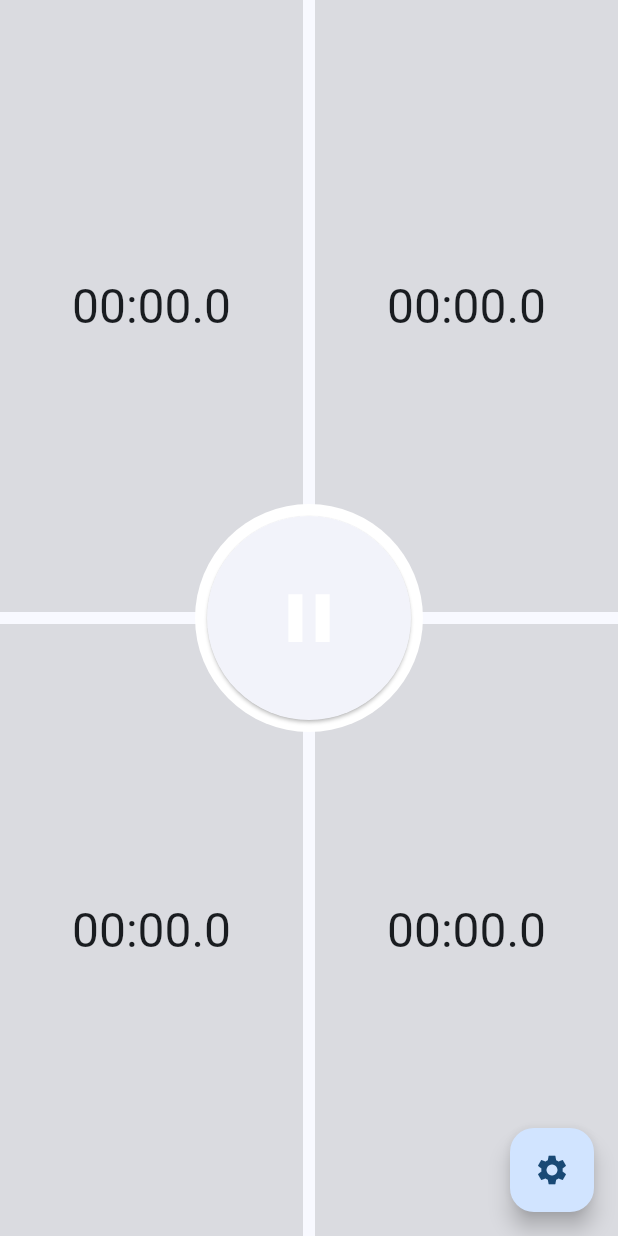
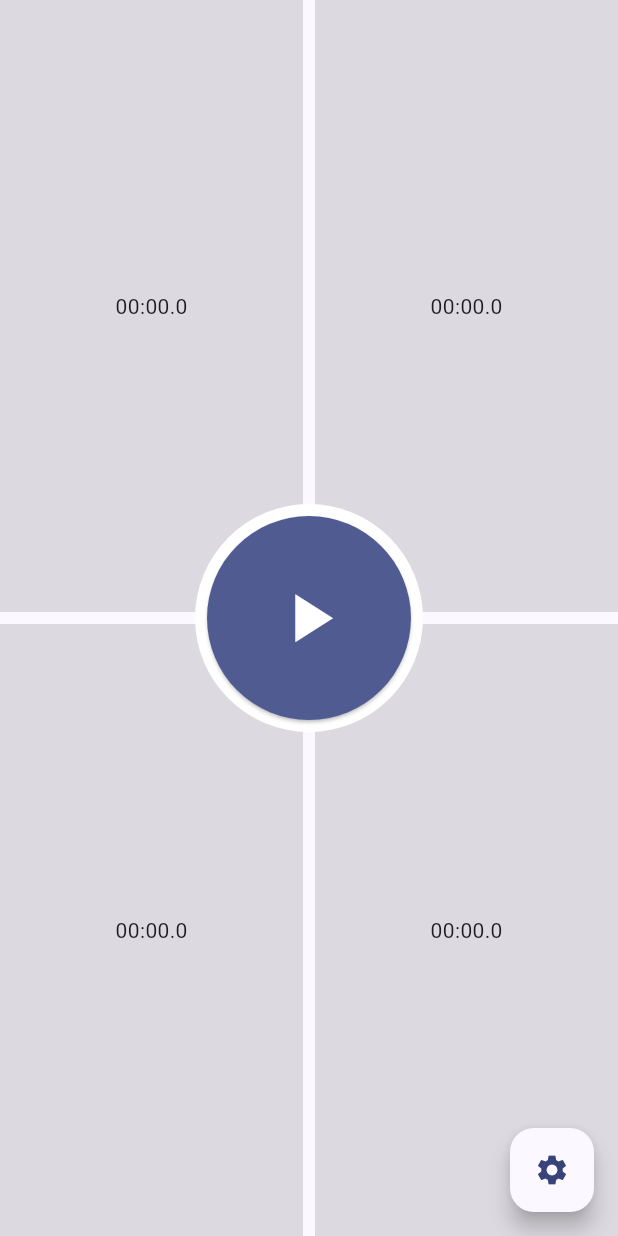
Before and after one commit to Jerakin/MTG-Clock, a Flutter app: the screen it shows after launch, on a phone screen of 412 x 824 dp. Run offline on Flutter 3.47's test engine with Material 2 defaults, Android fonts, the light colour scheme and no system bars; our stand-ins replace numberpicker; missing offline and left inert: dart:html, dart:js_util.

Commit message:
fix: theme tweaks

```diff
--- a/lib/main.dart
+++ b/lib/main.dart
@@ -26,7 +26,7 @@ class MyApp extends StatelessWidget {
     return MaterialApp(
       title: 'Flutter Super Demo',
       theme: ThemeData(
-        colorScheme: ColorScheme.fromSeed(seedColor: Colors.blue),
+        colorScheme: ColorScheme.fromSeed(seedColor: const Color(0x283d95)),
         useMaterial3: true,
       ),
       home: MultiProvider(
@@ -76,6 +76,7 @@ class _HomeScreenState extends State<HomeScreen> {
                   currentScreenIndex = 1 - currentScreenIndex;
                 });
               },
+              backgroundColor: Theme.of(context).cardColor,
               child: currentScreenIndex == 0 ? const Icon(Icons.settings) : const Icon(Icons.arrow_forward_rounded),
             )
           );
--- a/lib/timer_screen.dart
+++ b/lib/timer_screen.dart
@@ -15,15 +15,15 @@ class TimerScreen extends StatelessWidget {
 
   static const double _widgetMargin = 8;
 
-  Expanded _playerIndicator(BuildContext context, MyAppModel appModel, playerNum) {
+  Expanded _playerIndicator(BuildContext context, MyAppModel appModel, MyAppSettings appSettings, playerNum) {
     return  Expanded(
       child: InkWell(
         child: Container(
-          decoration: playerButtonDecoration(playerNum, appModel.currentPlayer),
+          decoration: playerButtonDecoration(context, playerNum, appModel.currentPlayer),
           child: Center(
             child: Text(
               appModel.getPlayerTimeString(playerNum),
-              style:Theme.of(context).textTheme.headlineLarge,
+              style:playerTextStyle(appModel, appSettings, playerNum),
             ),
           ),
         ),
@@ -39,8 +39,8 @@ class TimerScreen extends StatelessWidget {
     return Center(
       child: Stack(
         children: [
-          Consumer<MyAppModel>(
-              builder: (context, appModel, child) {
+          Consumer2<MyAppModel, MyAppSettings>(
+              builder: (context, appModel, appSettings, child) {
                 return Row(
                   crossAxisAlignment: CrossAxisAlignment.stretch,
                   children: <Widget>[
@@ -48,9 +48,9 @@ class TimerScreen extends StatelessWidget {
                       child: Column(
                         crossAxisAlignment: CrossAxisAlignment.stretch,
                         children: <Widget>[
-                          _playerIndicator(context, appModel, 1),
+                          _playerIndicator(context, appModel, appSettings, 1),
                           const SizedBox(height: _widgetMargin), // Margin
-                          _playerIndicator(context, appModel, 4),
+                          _playerIndicator(context, appModel, appSettings, 4),
                         ],
                       ),
                     ),
@@ -59,9 +59,9 @@ class TimerScreen extends StatelessWidget {
                       child: Column(
                         crossAxisAlignment: CrossAxisAlignment.stretch,
                         children: <Widget>[
-                          _playerIndicator(context, appModel, 2),
+                          _playerIndicator(context, appModel, appSettings, 2),
                           const SizedBox(height: _widgetMargin), // Margin
-                          _playerIndicator(context, appModel, 3),
+                          _playerIndicator(context, appModel, appSettings, 3),
                         ],
                       ),
                     ),
@@ -88,8 +88,13 @@ class TimerScreen extends StatelessWidget {
               style: ElevatedButton.styleFrom(
                 fixedSize: Size(pauseButtonDiameter, pauseButtonDiameter),
                 shape: const CircleBorder(),
+                backgroundColor: Theme.of(context).primaryColor,
               ),
-              child: Icon(Icons.pause_sharp, color: Colors.white, size: pauseButtonDiameter*0.4,),
+              child: Consumer<MyAppModel>(
+                builder: (context, appModel, child) {
+                  return Icon(Provider.of<MyAppModel>(context, listen: false).isPaused ? Icons.play_arrow_sharp : Icons.pause_sharp,
+                    color: Colors.white, size: pauseButtonDiameter*0.4,);
+                })
             ),
           ),
         ],
@@ -108,11 +113,16 @@ EdgeInsets playerButtonEdge(thisPlayer) {
   );
 }
 
-BoxDecoration playerButtonDecoration(thisPlayer, currentPlayer) {
-  Color colorActive = Colors.white24;
-  Color colorInactive = Colors.black12;
+BoxDecoration playerButtonDecoration(context, thisPlayer, currentPlayer) {
+  Color colorActive = Theme.of(context).cardColor;
+  Color colorInactive = Theme.of(context).focusColor;
 
   return BoxDecoration(
     color: thisPlayer == currentPlayer ? colorActive : colorInactive,
   );
 }
+
+TextStyle playerTextStyle(MyAppModel appModel, MyAppSettings appSettings, thisPlayer) {
+  return TextStyle(
+  );
+}
```
